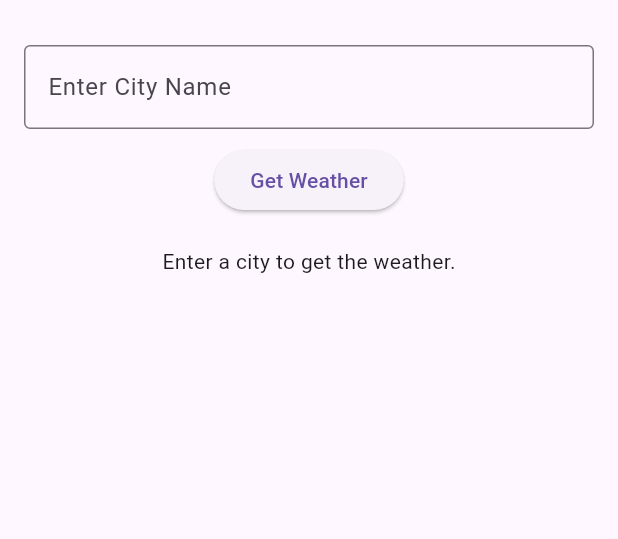
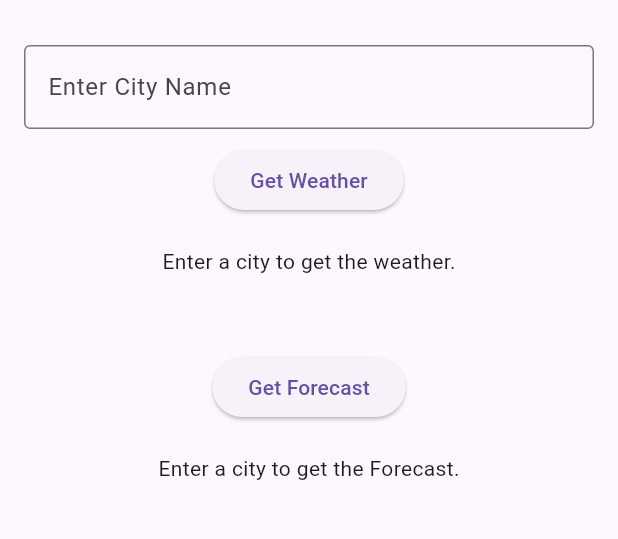
Before and after one commit to shoroardiSumon/MyWeatherApp-BLoC, a Flutter app: the screen it shows after launch, on a phone screen of 412 x 824 dp, the part 63-602 px from its top. Run offline on Flutter 3.47's test engine with Material 3 defaults, Android fonts, the phone set to English and light mode, and no system bars; our stand-ins replace dio, equatable, flutter_bloc.

Commit message:
Forecast added

```diff
--- a/lib/core/bloc/weather/weather_bloc.dart
+++ b/lib/core/bloc/weather/weather_bloc.dart
@@ -16,5 +16,15 @@ class WeatherBloc extends Bloc<WeatherEvent, WeatherState> {
         emit(WeatherErrorState(e.toString()));
       }
     });
+
+    on<FetchForecastEvent>((event, emit) async {
+      emit(ForecastLoadingState());
+      try {
+        final forecast = await weatherService.fetchForecast(event.city);
+        emit(ForecastLoadedState(forecast));
+      } catch (e) {
+        emit(ForecastErrorState(e.toString()));
+      }
+    });
   }
 }
--- a/lib/core/bloc/weather/weather_event.dart
+++ b/lib/core/bloc/weather/weather_event.dart
@@ -15,3 +15,12 @@ class FetchWeatherEvent extends WeatherEvent {
   @override
   List<Object?> get props => [city];
 }
+
+class FetchForecastEvent extends WeatherEvent {
+  final String city;
+
+  const FetchForecastEvent(this.city);
+
+  @override
+  List<Object?> get props => [city];
+}
--- a/lib/core/bloc/weather/weather_state.dart
+++ b/lib/core/bloc/weather/weather_state.dart
@@ -1,4 +1,5 @@
 import 'package:equatable/equatable.dart';
+import 'package:myweather/core/models/forecast_model.dart';
 import 'package:myweather/core/models/weather_model.dart';
 
 abstract class WeatherState extends Equatable {
@@ -26,3 +27,21 @@ class WeatherErrorState extends WeatherState {
   @override
   List<Object?> get props => [message];
 }
+
+class ForecastLoadingState extends WeatherState {}
+class ForecastLoadedState extends WeatherState {
+  final ForecastModel forecast;
+
+  const ForecastLoadedState(this.forecast);
+
+  @override
+  List<Object?> get props => [forecast];
+}
+class ForecastErrorState extends WeatherState {
+  final String message;
+
+  const ForecastErrorState(this.message);
+
+  @override
+  List<Object?> get props => [message];
+}
--- /dev/null
+++ b/lib/core/models/forecast_model.dart
@@ -0,0 +1,285 @@
+// To parse this JSON data, do
+//
+//     final forecastModel = forecastModelFromJson(jsonString);
+
+import 'dart:convert';
+
+ForecastModel forecastModelFromJson(String str) => ForecastModel.fromJson(json.decode(str));
+
+String forecastModelToJson(ForecastModel data) => json.encode(data.toJson());
+
+class ForecastModel {
+    String cod;
+    int message;
+    int cnt;
+    List<ListElement> list;
+    City city;
+
+    ForecastModel({
+        required this.cod,
+        required this.message,
+        required this.cnt,
+        required this.list,
+        required this.city,
+    });
+
+    factory ForecastModel.fromJson(Map<String, dynamic> json) => ForecastModel(
+        cod: json["cod"],
+        message: json["message"],
+        cnt: json["cnt"],
+        list: List<ListElement>.from(json["list"].map((x) => ListElement.fromJson(x))),
+        city: City.fromJson(json["city"]),
+    );
+
+    Map<String, dynamic> toJson() => {
+        "cod": cod,
+        "message": message,
+        "cnt": cnt,
+        "list": List<dynamic>.from(list.map((x) => x.toJson())),
+        "city": city.toJson(),
+    };
+}
+
+class City {
+    int id;
+    String name;
+    Coord coord;
+    String country;
+    int population;
+    int timezone;
+    int sunrise;
+    int sunset;
+
+    City({
+        required this.id,
+        required this.name,
+        required this.coord,
+        required this.country,
+        required this.population,
+        required this.timezone,
+        required this.sunrise,
+        required this.sunset,
+    });
+
+    factory City.fromJson(Map<String, dynamic> json) => City(
+        id: json["id"],
+        name: json["name"],
+        coord: Coord.fromJson(json["coord"]),
+        country: json["country"],
+        population: json["population"],
+        timezone: json["timezone"],
+        sunrise: json["sunrise"],
+        sunset: json["sunset"],
+    );
+
+    Map<String, dynamic> toJson() => {
+        "id": id,
+        "name": name,
+        "coord": coord.toJson(),
+        "country": country,
+        "population": population,
+        "timezone": timezone,
+        "sunrise": sunrise,
+        "sunset": sunset,
+    };
+}
+
+class Coord {
+    double lat;
+    double lon;
+
+    Coord({
+        required this.lat,
+        required this.lon,
+    });
+
+    factory Coord.fromJson(Map<String, dynamic> json) => Coord(
+        lat: json["lat"]?.toDouble(),
+        lon: json["lon"]?.toDouble(),
+    );
+
+    Map<String, dynamic> toJson() => {
+        "lat": lat,
+        "lon": lon,
+    };
+}
+
+class ListElement {
+    int dt;
+    Main main;
+    List<Weather> weather;
+    Clouds clouds;
+    Wind wind;
+    int visibility;
+    int pop;
+    Sys sys;
+    DateTime dtTxt;
+
+    ListElement({
+        required this.dt,
+        required this.main,
+        required this.weather,
+        required this.clouds,
+        required this.wind,
+        required this.visibility,
+        required this.pop,
+        required this.sys,
+        required this.dtTxt,
+    });
+
+    factory ListElement.fromJson(Map<String, dynamic> json) => ListElement(
+        dt: json["dt"],
+        main: Main.fromJson(json["main"]),
+        weather: List<Weather>.from(json["weather"].map((x) => Weather.fromJson(x))),
+        clouds: Clouds.fromJson(json["clouds"]),
+        wind: Wind.fromJson(json["wind"]),
+        visibility: json["visibility"],
+        pop: json["pop"],
+        sys: Sys.fromJson(json["sys"]),
+        dtTxt: DateTime.parse(json["dt_txt"]),
+    );
+
+    Map<String, dynamic> toJson() => {
+        "dt": dt,
+        "main": main.toJson(),
+        "weather": List<dynamic>.from(weather.map((x) => x.toJson())),
+        "clouds": clouds.toJson(),
+        "wind": wind.toJson(),
+        "visibility": visibility,
+        "pop": pop,
+        "sys": sys.toJson(),
+        "dt_txt": dtTxt.toIso8601String(),
+    };
+}
+
+class Clouds {
+    int all;
+
+    Clouds({
+        required this.all,
+    });
+
+    factory Clouds.fromJson(Map<String, dynamic> json) => Clouds(
+        all: json["all"],
+    );
+
+    Map<String, dynamic> toJson() => {
+        "all": all,
+    };
+}
+
+class Main {
+    double temp;
+    double feelsLike;
+    double tempMin;
+    double tempMax;
+    int pressure;
+    int seaLevel;
+    int grndLevel;
+    int humidity;
+    double tempKf;
+
+    Main({
+        required this.temp,
+        required this.feelsLike,
+        required this.tempMin,
+        required this.tempMax,
+        required this.pressure,
+        required this.seaLevel,
+        required this.grndLevel,
+        required this.humidity,
+        required this.tempKf,
+    });
+
+    factory Main.fromJson(Map<String, dynamic> json) => Main(
+        temp: json["temp"]?.toDouble(),
+        feelsLike: json["feels_like"]?.toDouble(),
+        tempMin: json["temp_min"]?.toDouble(),
+        tempMax: json["temp_max"]?.toDouble(),
+        pressure: json["pressure"],
+        seaLevel: json["sea_level"],
+        grndLevel: json["grnd_level"],
+        humidity: json["humidity"],
+        tempKf: json["temp_kf"]?.toDouble(),
+    );
+
+    Map<String, dynamic> toJson() => {
+        "temp": temp,
+        "feels_like": feelsLike,
+        "temp_min": tempMin,
+        "temp_max": tempMax,
+        "pressure": pressure,
+        "sea_level": seaLevel,
+        "grnd_level": grndLevel,
+        "humidity": humidity,
+        "temp_kf": tempKf,
+    };
+}
+
+class Sys {
+    String pod;
+
+    Sys({
+        required this.pod,
+    });
+
+    factory Sys.fromJson(Map<String, dynamic> json) => Sys(
+        pod: json["pod"],
+    );
+
+    Map<String, dynamic> toJson() => {
+        "pod": pod,
+    };
+}
+
+class Weather {
+    int id;
+    String main;
+    String description;
+    String icon;
+
+    Weather({
+        required this.id,
+        required this.main,
+        required this.description,
+        required this.icon,
+    });
+
+    factory Weather.fromJson(Map<String, dynamic> json) => Weather(
+        id: json["id"],
+        main: json["main"],
+        description: json["description"],
+        icon: json["icon"],
+    );
+
+    Map<String, dynamic> toJson() => {
+        "id": id,
+        "main": main,
+        "description": description,
+        "icon": icon,
+    };
+}
+
+class Wind {
+    double speed;
+    int deg;
+    double gust;
+
+    Wind({
+        required this.speed,
+        required this.deg,
+        required this.gust,
+    });
+
+    factory Wind.fromJson(Map<String, dynamic> json) => Wind(
+        speed: json["speed"]?.toDouble(),
+        deg: json["deg"],
+        gust: json["gust"]?.toDouble(),
+    );
+
+    Map<String, dynamic> toJson() => {
+        "speed": speed,
+        "deg": deg,
+        "gust": gust,
+    };
+}
--- a/lib/core/services/weather_service.dart
+++ b/lib/core/services/weather_service.dart
@@ -1,3 +1,4 @@
+import 'package:myweather/core/models/forecast_model.dart';
 import 'package:myweather/core/models/weather_model.dart';
 import 'package:myweather/core/services/base_service.dart';
 
@@ -14,4 +15,12 @@ class WeatherService {
     }
     return WeatherModel.fromJson(response.data);
   }
+
+  Future<ForecastModel> fetchForecast(String city) async {
+    final response = await baseService.get("forecast", queryParameters: {"q": city, "cnt": 10, "appid": apiKey});
+    if (response.statusCode != 200) {
+      throw response.data['message'] ?? "Error fetching forecast data";
+    }
+    return ForecastModel.fromJson(response.data);
+  }
 }
--- /dev/null
+++ b/lib/core/utils/methods.dart
@@ -0,0 +1,6 @@
+import 'package:intl/intl.dart';
+
+String formatDate(int timestamp) {
+  DateTime dateTime = DateTime.fromMillisecondsSinceEpoch(timestamp * 1000, isUtc: true);
+  return DateFormat('yyyy-MM-dd HH:mm:ss').format(dateTime);
+}
--- a/lib/ui/screens/weather_screen.dart
+++ b/lib/ui/screens/weather_screen.dart
@@ -5,6 +5,7 @@ import 'package:myweather/core/bloc/theme/theme_event.dart';
 import 'package:myweather/core/bloc/weather/weather_bloc.dart';
 import 'package:myweather/core/bloc/weather/weather_event.dart';
 import 'package:myweather/core/bloc/weather/weather_state.dart';
+import 'package:myweather/core/utils/methods.dart';
 
 class WeatherScreen extends StatelessWidget {
   const WeatherScreen({super.key});
@@ -28,6 +29,8 @@ class WeatherScreen extends StatelessWidget {
       ),
       body: Padding(
         padding: const EdgeInsets.all(16.0),
+        child: SingleChildScrollView(
+          physics: const BouncingScrollPhysics(),
           child: Column(
             children: [
               Form(
@@ -76,7 +79,47 @@ class WeatherScreen extends StatelessWidget {
                   return const Text("Enter a city to get the weather.");
                 },
               ),
+              const SizedBox(height: 50),
+              ElevatedButton(
+                onPressed: () {
+                  if (_formKey.currentState?.validate() ?? false) {
+                    context.read<WeatherBloc>().add(
+                      FetchForecastEvent(cityController.text.trim()),
+                    );
+                  }
+                },
+                child: const Text("Get Forecast"),
+              ),
+              const SizedBox(height: 20),
+              BlocBuilder<WeatherBloc, WeatherState>(
+                builder: (context, state) {
+                  if (state is ForecastLoadingState) {
+                    return const CircularProgressIndicator();
+                  } else if (state is ForecastLoadedState) {
+                    return Column(
+                      children: state.forecast.list.map((forecast) {
+                        return Column(
+                          crossAxisAlignment: CrossAxisAlignment.start,
+                          mainAxisAlignment: MainAxisAlignment.start,
+                          children: [
+                            Text(formatDate(forecast.dt), style: const TextStyle(fontSize: 18, fontWeight: FontWeight.bold)),
+                            ListTile(
+                              title: Text("Temperature: ${(forecast.main.temp - 273.15).toStringAsFixed(1)}°C"),
+                              subtitle: Text("Sky: ${forecast.weather.first.description.toUpperCase()}"),
+                            ),
+                            const Divider(),
                           ],
+                        );
+                      }).toList(),
+                    );
+                  } else if (state is ForecastErrorState) {
+                    return Text(state.message, style: const TextStyle(color: Colors.red));
+                  }
+                  return const Text("Enter a city to get the Forecast.");
+                },
+              ),
+            ],
+          ),
         ),
       ),
     );
```
Lines whose indentation alone changed are shown as unchanged.
